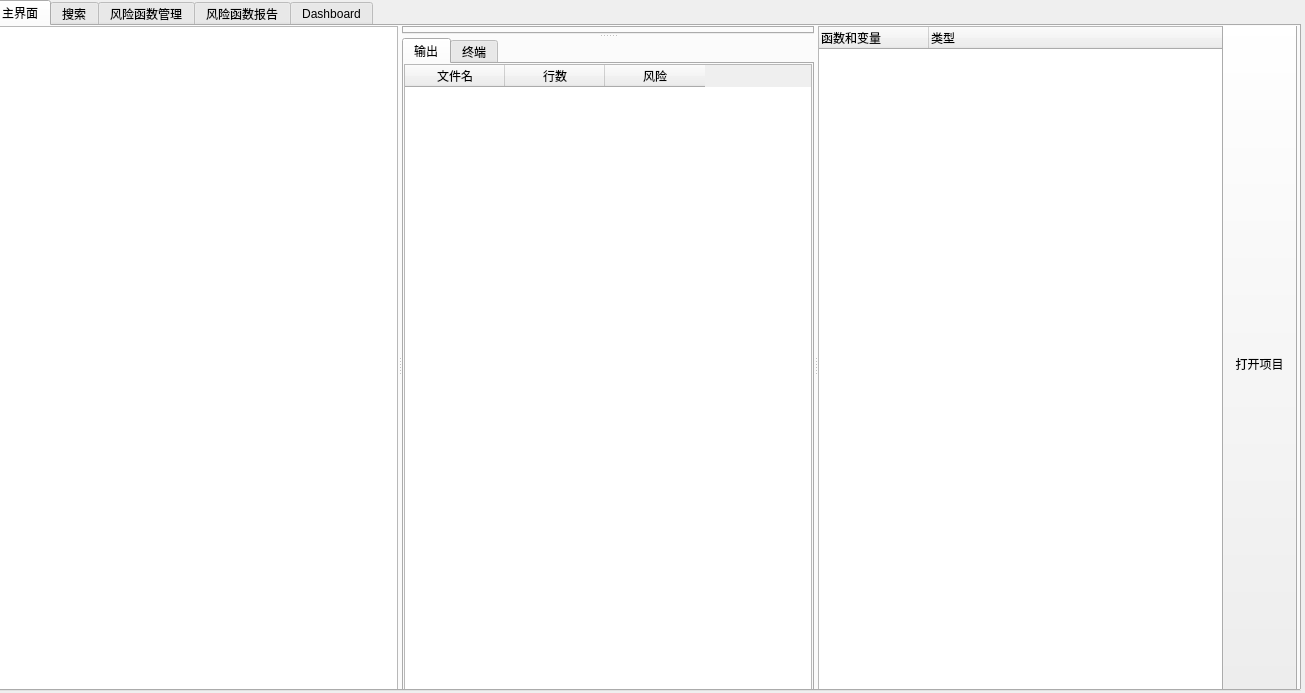
StuBoo3i/CodeAudit, file CodeAudit-master/untitled.ui: the form before one commit.
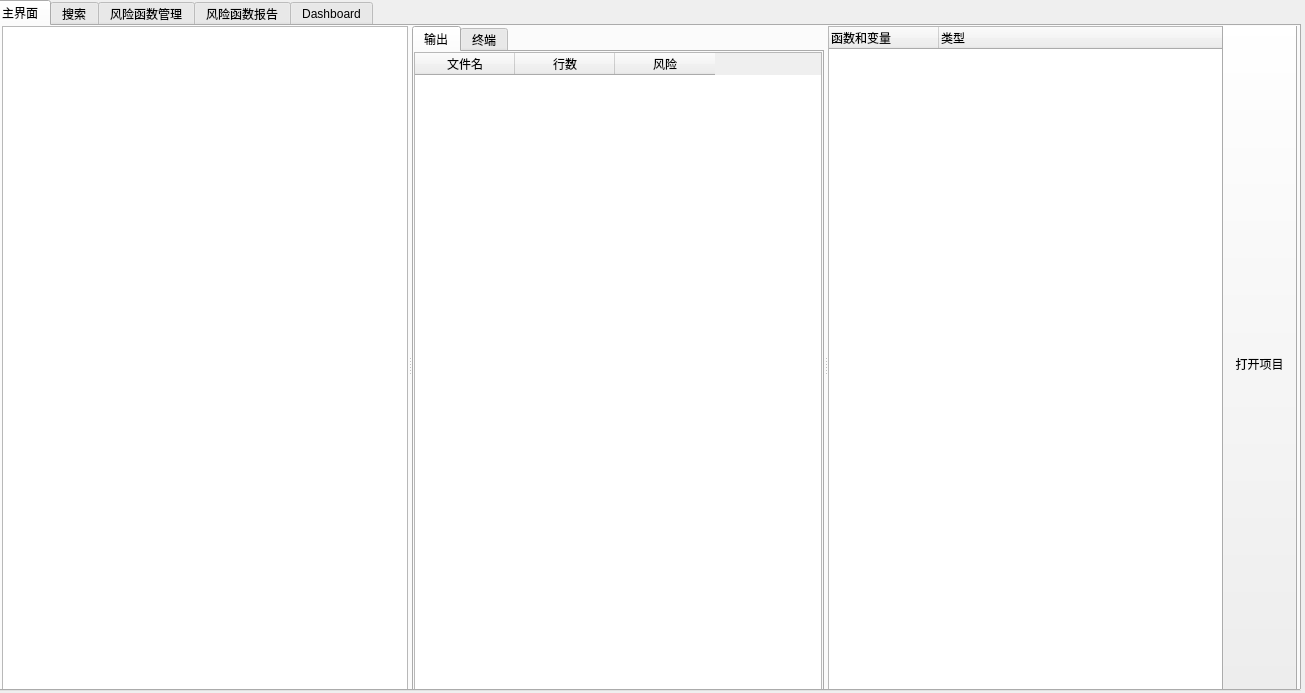
The form after the commit. The open tabs and pages were chosen to show the change. Icons and pictures are not drawn.

The edit to the form file:
```diff
--- a/CodeAudit-master/untitled.ui
+++ b/CodeAudit-master/untitled.ui
@@ -32,7 +32,7 @@
     <widget class="QSplitter" name="splitter_3">
      <property name="geometry">
       <rect>
-       <x>0</x>
+       <x>10</x>
        <y>0</y>
        <width>1232</width>
        <height>677</height>
@@ -46,11 +46,6 @@
       <property name="orientation">
        <enum>Qt::Vertical</enum>
       </property>
-      <widget class="QTabWidget" name="tabWidget_4">
-       <property name="tabsClosable">
-        <bool>true</bool>
-       </property>
-      </widget>
       <widget class="QTabWidget" name="tabWidget_5">
        <property name="currentIndex">
         <number>0</number>
```
Left out of the diff: 160 changed lines with no effect on the pictures.
